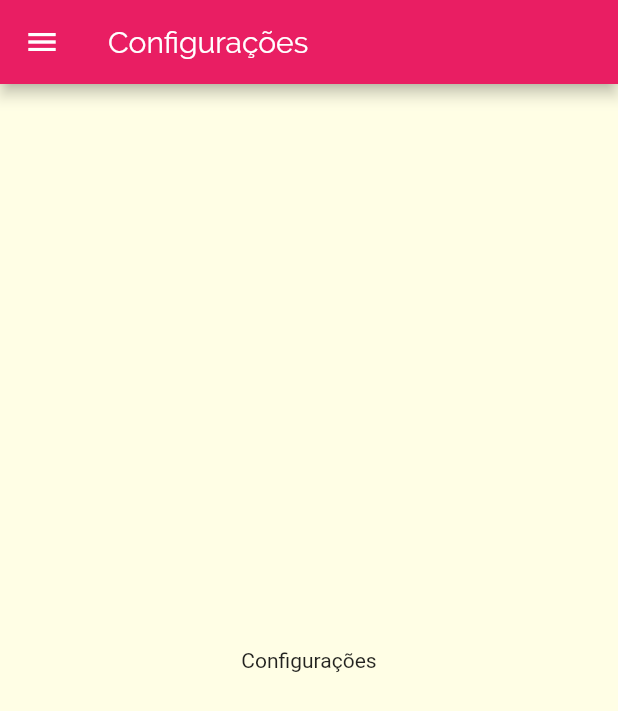
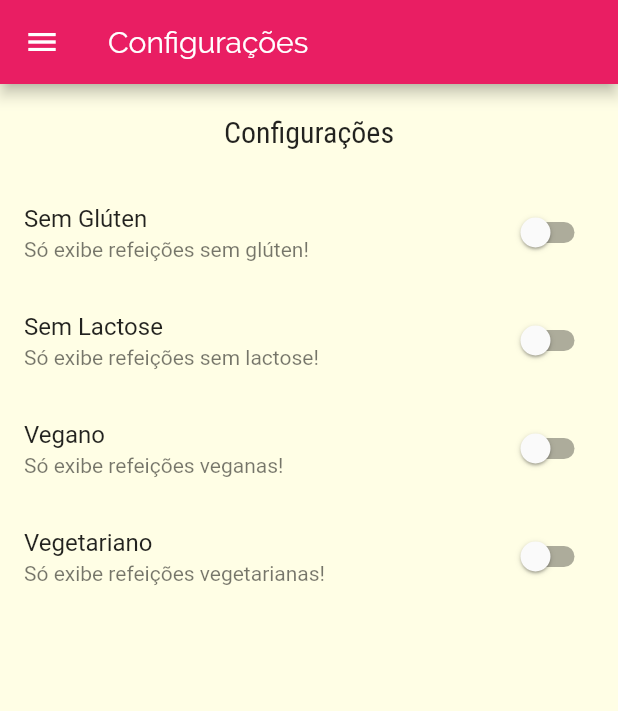
Before and after one commit to lincolnarrais/projeto_refeicoes, a Flutter app: the SettingsScreen screen opened by its route, on a phone screen of 412 x 824 dp. Shown: the top 711 px of the screen. Run offline on Flutter 3.47's test engine with Material 2 defaults, Android fonts, the phone set to English and light mode, and no system bars.

Commit message:
Iniciamos a implementação da tela de configuração da nossa aplicação, adicionando filtros para restrições nas refeições

```diff
--- /dev/null
+++ b/lib/models/settings.dart
@@ -0,0 +1,13 @@
+class Settings {
+  bool isGlutenFree;
+  bool isLactoseFree;
+  bool isVegan;
+  bool isVegetarian;
+
+  Settings({
+    this.isGlutenFree = false,
+    this.isLactoseFree = false,
+    this.isVegan = false,
+    this.isVegetarian = false,
+  });
+}
--- a/lib/screens/settings_screen.dart
+++ b/lib/screens/settings_screen.dart
@@ -1,8 +1,30 @@
 import 'package:flutter/material.dart';
 
+import '../models/settings.dart';
 import '../components/main_drawer.dart';
 
-class SettingsScreen extends StatelessWidget {
+class SettingsScreen extends StatefulWidget {
+  @override
+  _SettingsScreenState createState() => _SettingsScreenState();
+}
+
+class _SettingsScreenState extends State<SettingsScreen> {
+  var settings = Settings();
+
+  Widget _createSwitch(
+    String title,
+    String subtitle,
+    bool value,
+    Function onChanged,
+  ) {
+    return SwitchListTile(
+      title: Text(title),
+      subtitle: Text(subtitle),
+      value: value,
+      onChanged: onChanged,
+    );
+  }
+
   @override
   Widget build(BuildContext context) {
     return Scaffold(
@@ -10,8 +32,46 @@ class SettingsScreen extends StatelessWidget {
         title: Text('Configurações'),
       ),
       drawer: MainDrawer(),
-      body: Center(
-        child: Text('Configurações'),
+      body: Column(
+        children: <Widget>[
+          Container(
+            padding: EdgeInsets.all(20),
+            child: Text(
+              'Configurações',
+              style: Theme.of(context).textTheme.title,
+            ),
+          ),
+          Expanded(
+            child: ListView(
+              children: <Widget>[
+                _createSwitch(
+                  'Sem Glúten',
+                  'Só exibe refeições sem glúten!',
+                  settings.isGlutenFree,
+                  (value) => setState(() => settings.isGlutenFree = value),
+                ),
+                _createSwitch(
+                  'Sem Lactose',
+                  'Só exibe refeições sem lactose!',
+                  settings.isLactoseFree,
+                  (value) => setState(() => settings.isLactoseFree = value),
+                ),
+                _createSwitch(
+                  'Vegano',
+                  'Só exibe refeições veganas!',
+                  settings.isVegan,
+                  (value) => setState(() => settings.isVegan = value),
+                ),
+                _createSwitch(
+                  'Vegetariano',
+                  'Só exibe refeições vegetarianas!',
+                  settings.isVegetarian,
+                  (value) => setState(() => settings.isVegetarian = value),
+                ),
+              ],
+            ),
+          ),
+        ],
       ),
     );
   }
```
